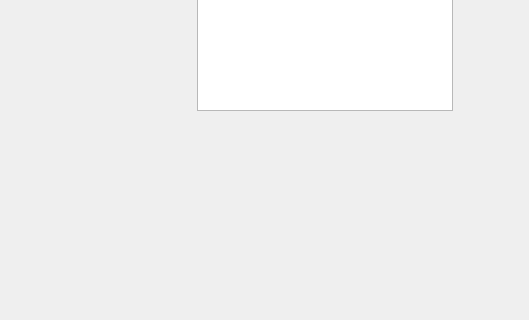
First picture: the form in mainwindow.ui, repository crysis909/SchoolGraphicsView, before the edit; both pictures show x 313 to 842 and y 128 to 448 of the 842 by 552 pixel window.
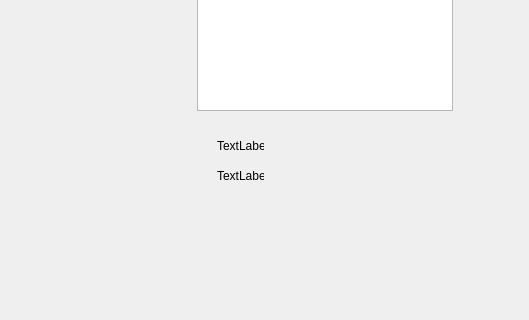
Second picture: the form after the edit.

Commit message: slot implemented labels added

Diff of the .ui file:
```diff
--- a/mainwindow.ui
+++ b/mainwindow.ui
@@ -24,6 +24,32 @@
      </rect>
     </property>
    </widget>
+   <widget class="QLabel" name="label">
+    <property name="geometry">
+     <rect>
+      <x>530</x>
+      <y>250</y>
+      <width>47</width>
+      <height>13</height>
+     </rect>
+    </property>
+    <property name="text">
+     <string>TextLabel</string>
+    </property>
+   </widget>
+   <widget class="QLabel" name="label_2">
+    <property name="geometry">
+     <rect>
+      <x>530</x>
+      <y>280</y>
+      <width>47</width>
+      <height>13</height>
+     </rect>
+    </property>
+    <property name="text">
+     <string>TextLabel</string>
+    </property>
+   </widget>
   </widget>
   <widget class="QMenuBar" name="menuBar">
    <property name="geometry">
```
The commit also changes 1 other file.
